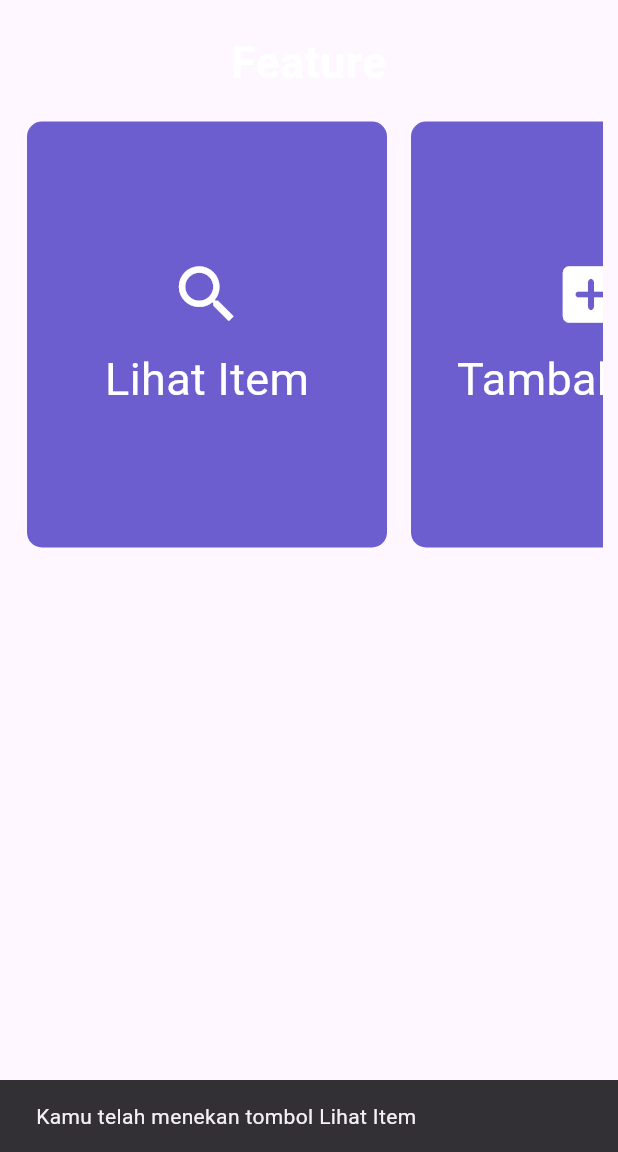
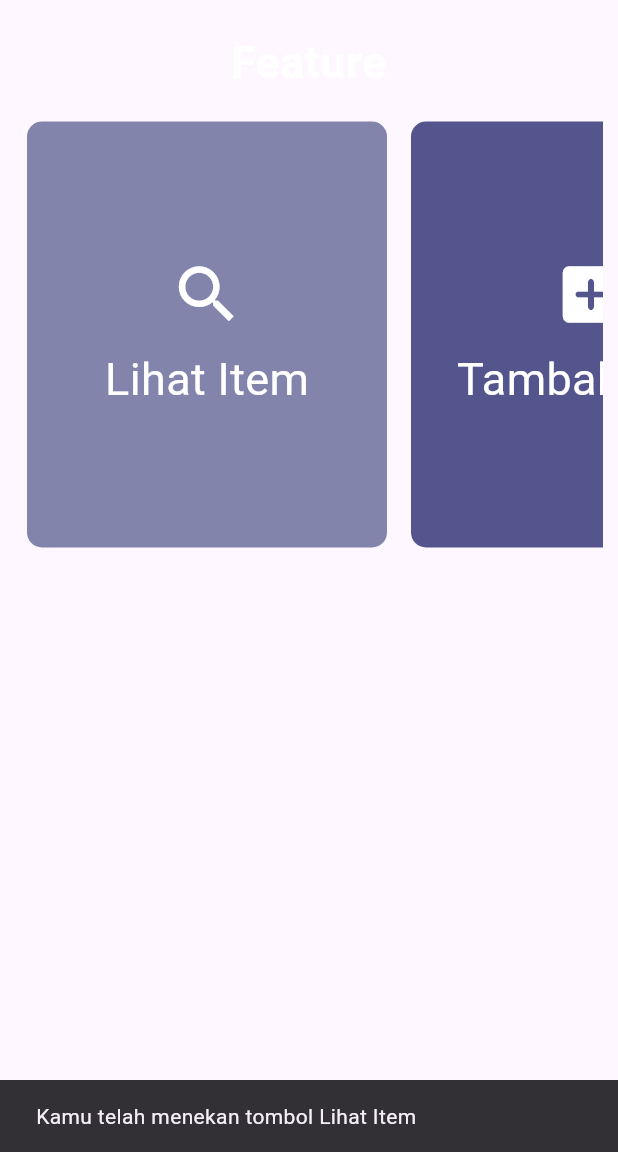
Before and after one commit to MartinTarigan/GudangAirJordan_Mobile, a Flutter app: the screen it shows after launch, after a tap on "Lihat Item", on a phone screen of 412 x 824 dp, the part 84-1236 px from its top. Run offline on Flutter 3.47's test engine with Material 2 defaults, Android fonts, the light colour scheme and no system bars.

Commit message:
Refactor DashboardPage and ShopCard

```diff
--- a/lib/feat.dart
+++ b/lib/feat.dart
@@ -1,12 +1,12 @@
 import 'package:flutter/material.dart';
 
-class MyHomePage extends StatelessWidget {
-  MyHomePage({Key? key}) : super(key: key);
+class DashboardPage extends StatelessWidget {
+  const DashboardPage({Key? key}) : super(key: key);
 
-  final List<ShopItem> items = [
-    ShopItem("Lihat Item", Icons.search),
-    ShopItem("Tambah Item", Icons.add_box_rounded),
-    ShopItem("Logout", Icons.logout_rounded),
+  static const List<ShopItem> items = [
+    ShopItem("Lihat Item", Icons.search, Color(0xFF8284ac)),
+    ShopItem("Tambah Item", Icons.add_box_rounded, Color(0xFF53558c)),
+    ShopItem("Logout", Icons.logout_rounded, Color(0xFF2f3169)),
   ];
 
   @override
@@ -15,26 +15,20 @@ class MyHomePage extends StatelessWidget {
       appBar: AppBar(
         title: const Text(
           "GudangAirJordan",
-          style: TextStyle(
-            color: Colors.white
-          ),
+          style: TextStyle(color: Colors.white),
         ),
         backgroundColor: const Color(0xFF1F1D2B),
       ),
-      body: SingleChildScrollView(
-        child: Padding(
+      body: Padding(
         padding: const EdgeInsets.all(10.0),
         child: Column(
-            children: <Widget>[
+          children: [
             const Padding(
-                padding: EdgeInsets.only(top: 10.0, bottom: 10.0),
+              padding: EdgeInsets.symmetric(vertical: 10.0),
               child: Text(
                 'Feature',
                 textAlign: TextAlign.center,
-                  style: TextStyle(
-                    fontSize: 30,
-                    fontWeight: FontWeight.bold,
-                  ),
+                style: TextStyle(fontSize: 30, fontWeight: FontWeight.bold),
               ),
             ),
             SizedBox(
@@ -42,13 +36,10 @@ class MyHomePage extends StatelessWidget {
               child: ListView.builder(
                 scrollDirection: Axis.horizontal,
                 itemCount: items.length,
-                  itemBuilder: (context, i) {
-                    return ShopCard(items[i]);
-                  },
+                itemBuilder: (context, i) => ShopCard(items[i]),
               ),
             ),
           ],
-          ),
         ),
       ),
     );
@@ -58,8 +49,9 @@ class MyHomePage extends StatelessWidget {
 class ShopItem {
   final String name;
   final IconData icon;
+  final Color color;
 
-  ShopItem(this.name, this.icon);
+  const ShopItem(this.name, this.icon, this.color);
 }
 
 class ShopCard extends StatelessWidget {
@@ -74,32 +66,20 @@ class ShopCard extends StatelessWidget {
       child: Container(
         width: 240,
         decoration: BoxDecoration(
-          color: const Color(0xFF6C5ECF),
-          borderRadius: BorderRadius.circular(10), // Menambahkan border radius
+          color: item.color,
+          borderRadius: BorderRadius.circular(10),
         ),
         child: InkWell(
-          onTap: () {
-            ScaffoldMessenger.of(context)
-              ..hideCurrentSnackBar()
-              ..showSnackBar(SnackBar(
-                  content: Text("Kamu telah menekan tombol ${item.name}")));
-          },
+          onTap: () => ScaffoldMessenger.of(context).showSnackBar(
+            SnackBar(content: Text("Kamu telah menekan tombol ${item.name}")),
+          ),
           child: Column(
             mainAxisAlignment: MainAxisAlignment.center,
             children: [
-                Icon(
-                  item.icon,
-                  size: 50,
-                  color: Colors.white,
-                ),
+              Icon(item.icon, size: 50, color: Colors.white),
               const SizedBox(height: 10),
-                Text(
-                  item.name,
-                  style: const TextStyle(
-                    fontSize: 30,
-                  ),
-                ),
-              ]
+              Text(item.name, style: const TextStyle(fontSize: 30)),
+            ],
           ),
         ),
       ),
--- a/lib/main.dart
+++ b/lib/main.dart
@@ -8,7 +8,6 @@ void main() {
 class MyApp extends StatelessWidget {
   const MyApp({super.key});
 
-  // This widget is the root of your application.
   @override
   Widget build(BuildContext context) {
     return MaterialApp(
@@ -23,7 +22,7 @@ class MyApp extends StatelessWidget {
         colorScheme: ColorScheme.fromSeed(seedColor: Colors.deepPurple)
         .copyWith(background: const Color(0xFF1F1D2B)),
       ),
-      home: MyHomePage(),
+      home: DashboardPage(),
     );
   }
 }
```
Lines whose indentation alone changed are shown as unchanged.
